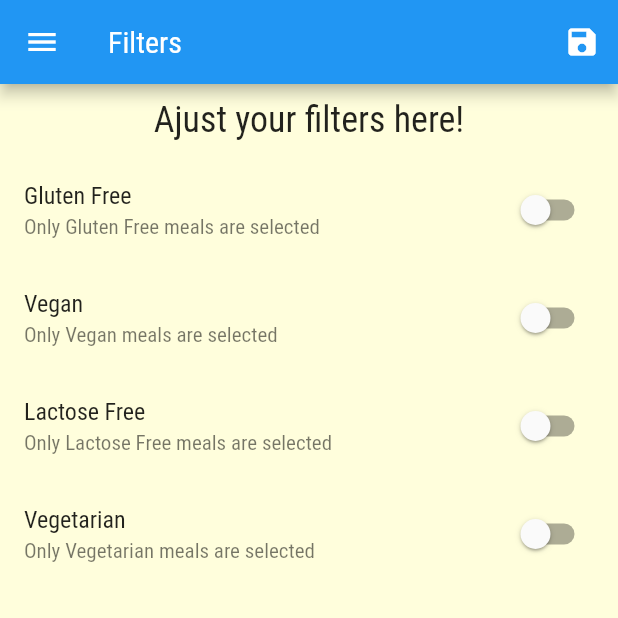
After one commit to haribhakta/receipe_app, a Flutter app: the FilterScreen screen opened by its route, on a phone screen of 412 x 824 dp, the top half of it. The commit adds this screen. Run offline on Flutter 3.47's test engine with Material 2 defaults, Android fonts, the phone set to English and light mode, and no system bars; network calls fail.

Commit message:
adding filter to the receipe app

```diff
--- a/lib/main.dart
+++ b/lib/main.dart
@@ -1,12 +1,49 @@
 import 'package:flutter/material.dart';
+import './screens/filter_screen.dart';
 import './screens/bottom_bar_screen.dart';
 import './screens/category_meal_screen.dart';
-//import './screens/category_overview_screen.dart';
 import './screens/meal_details_screen.dart';
+import './dummy_data.dart';
+import 'models/meal.dart';
 
 void main() => runApp(MyApp());
 
-class MyApp extends StatelessWidget {
+class MyApp extends StatefulWidget {
+  @override
+  _MyAppState createState() => _MyAppState();
+}
+
+class _MyAppState extends State<MyApp> {
+  Map<String, bool> _filters = {
+    'gluten': false,
+    'lactose': false,
+    'vegan': false,
+    'vegetarian': false,
+  };
+
+  List<Meal> _availableMeal = DUMMY_MEALS;
+
+  void _setFilter(Map<String, bool> filterData) {
+    setState(() {
+      _filters = filterData;
+      _availableMeal = DUMMY_MEALS.where((meal) {
+        if (_filters['gluten'] && !meal.isGlutenFree) {
+          return false;
+        }
+        if (_filters['lactose'] && !meal.isLactoseFree) {
+          return false;
+        }
+        if (_filters['vegan'] && !meal.isVegan) {
+          return false;
+        }
+        if (_filters['vegetarian'] && !meal.isVegetarian) {
+          return false;
+        }
+        return true;
+      }).toList();
+    });
+  }
+
   @override
   Widget build(BuildContext context) {
     return MaterialApp(
@@ -21,8 +58,12 @@ class MyApp extends StatelessWidget {
               body2: TextStyle(color: Color.fromRGBO(20, 51, 1, 1)),
               title: TextStyle(fontFamily: "Roboto", fontSize: 24.0))),
       home: BottomBarScreen(),
+      initialRoute: BottomBarScreen.routeName,
       routes: {
-        CategoryMealScreen.routeName: (ctx) => CategoryMealScreen(),
+        BottomBarScreen.routeName: (ctx) => BottomBarScreen(),
+        FilterScreen.routeName: (ctx) => FilterScreen(_filters, _setFilter),
+        CategoryMealScreen.routeName: (ctx) =>
+            CategoryMealScreen(_availableMeal),
         MealDetailsScreen.routeName: (ctx) => MealDetailsScreen(),
       },
     );
--- a/lib/screens/bottom_bar_screen.dart
+++ b/lib/screens/bottom_bar_screen.dart
@@ -4,6 +4,7 @@ import 'category_overview_screen.dart';
 import 'favorite_screen.dart';
 
 class BottomBarScreen extends StatefulWidget {
+  static const String routeName = "/bottom_bar_screen";
   @override
   _BottomBarScreenState createState() => _BottomBarScreenState();
 }
--- /dev/null
+++ b/lib/screens/filter_screen.dart
@@ -0,0 +1,116 @@
+import 'package:flutter/material.dart';
+import '../widgets/app_drawer.dart';
+
+class FilterScreen extends StatefulWidget {
+  static const String routeName = "/filter_screen";
+
+  final Map<String, bool> currentFilters;
+  final Function setFilter;
+
+  FilterScreen(this.currentFilters, this.setFilter);
+
+  @override
+  _FilterScreenState createState() => _FilterScreenState();
+}
+
+class _FilterScreenState extends State<FilterScreen> {
+  bool _glutenFree = false;
+  bool _vegan = false;
+  bool _vegetarian = false;
+  bool _lactoseFree = false;
+
+  Widget _buildSwitchListTile(
+      {String title,
+      String description,
+      bool currentValue,
+      Function updateValue}) {
+    return SwitchListTile(
+        title: Text(title),
+        value: currentValue,
+        subtitle: Text(description),
+        onChanged: updateValue);
+  }
+
+  @override
+  void initState() {
+    _glutenFree = widget.currentFilters['gluten'];
+    _vegan = widget.currentFilters['vegan'];
+    _vegetarian = widget.currentFilters['vegetarian'];
+    _lactoseFree = widget.currentFilters['lactose'];
+    super.initState();
+  }
+
+  @override
+  Widget build(BuildContext context) {
+    return Scaffold(
+      appBar: AppBar(
+        title: Text("Filters"),
+        actions: <Widget>[
+          IconButton(
+            icon: Icon(Icons.save),
+            onPressed: () {
+              widget.setFilter({
+                'gluten': _glutenFree,
+                'lactose': _lactoseFree,
+                'vegan': _vegan,
+                'vegetarian': _vegetarian
+              });
+            },
+          )
+        ],
+      ),
+      drawer: MainDrawer(),
+      body: Column(
+        children: <Widget>[
+          Container(
+            padding: const EdgeInsets.all(10),
+            child: Text("Ajust your filters here!",
+                style: Theme.of(context).textTheme.title),
+          ),
+          Expanded(
+            child: ListView(
+              children: <Widget>[
+                _buildSwitchListTile(
+                    title: "Gluten Free",
+                    description: "Only Gluten Free meals are selected",
+                    currentValue: _glutenFree,
+                    updateValue: (value) {
+                      setState(() {
+                        _glutenFree = value;
+                      });
+                    }),
+                _buildSwitchListTile(
+                    title: "Vegan",
+                    description: "Only Vegan meals are selected",
+                    currentValue: _vegan,
+                    updateValue: (value) {
+                      setState(() {
+                        _vegan = value;
+                      });
+                    }),
+                _buildSwitchListTile(
+                    title: "Lactose Free",
+                    description: "Only Lactose Free meals are selected",
+                    currentValue: _lactoseFree,
+                    updateValue: (value) {
+                      setState(() {
+                        _lactoseFree = value;
+                      });
+                    }),
+                _buildSwitchListTile(
+                    title: "Vegetarian",
+                    description: "Only Vegetarian meals are selected",
+                    currentValue: _vegetarian,
+                    updateValue: (value) {
+                      setState(() {
+                        _vegetarian = value;
+                      });
+                    })
+              ],
+            ),
+          )
+        ],
+      ),
+    );
+  }
+}
```
Also changed, not shown: lib/screens/category_meal_screen.dart (+26 -13 lines), lib/widgets/app_drawer.dart (+9 -3 lines).
